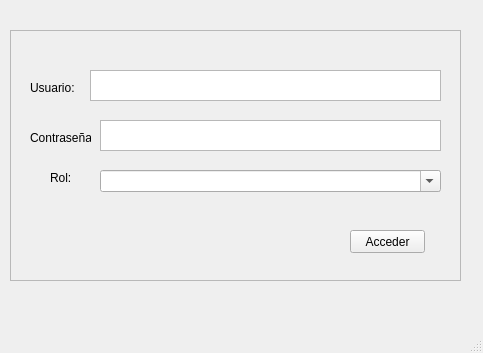
The window that Ventana_login.ui (valept2003/Trabajo-final-info-2-BioSVCB-) describes before a commit, drawn with Qt 5.
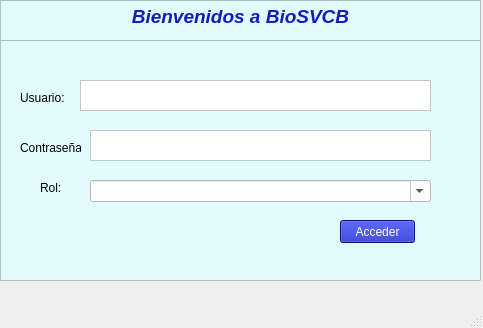
The same window after the commit.

```diff
--- a/Ventana_login.ui
+++ b/Ventana_login.ui
@@ -7,7 +7,7 @@
     <x>0</x>
     <y>0</y>
     <width>483</width>
-    <height>353</height>
+    <height>328</height>
    </rect>
   </property>
   <property name="windowTitle">
@@ -17,12 +17,15 @@
    <widget class="QFrame" name="frame">
     <property name="geometry">
      <rect>
-      <x>10</x>
-      <y>30</y>
-      <width>451</width>
-      <height>251</height>
+      <x>0</x>
+      <y>40</y>
+      <width>481</width>
+      <height>241</height>
      </rect>
     </property>
+    <property name="styleSheet">
+     <string notr="true">background-color: rgb(225, 251, 255);</string>
+    </property>
     <property name="frameShape">
      <enum>QFrame::StyledPanel</enum>
     </property>
@@ -59,11 +62,15 @@
      <property name="geometry">
       <rect>
        <x>340</x>
-       <y>200</y>
+       <y>180</y>
        <width>75</width>
        <height>23</height>
       </rect>
      </property>
+     <property name="styleSheet">
+      <string notr="true">color: rgb(255, 255, 255);
+background-color: rgb(17, 28, 185);</string>
+     </property>
      <property name="text">
       <string>Acceder</string>
      </property>
@@ -77,6 +84,13 @@
        <height>31</height>
       </rect>
      </property>
+     <property name="styleSheet">
+      <string notr="true">color: rgb(0, 0, 0);
+background-color: rgb(233, 229, 255);
+background-color: rgb(255, 255, 127);
+background-color: rgb(233, 229, 255);
+background-color: rgb(255, 255, 255);</string>
+     </property>
     </widget>
     <widget class="QTextEdit" name="contrasena">
      <property name="geometry">
@@ -87,6 +101,9 @@
        <height>31</height>
       </rect>
      </property>
+     <property name="styleSheet">
+      <string notr="true">background-color: rgb(255, 255, 255);</string>
+     </property>
     </widget>
     <widget class="QComboBox" name="rol">
      <property name="geometry">
@@ -97,6 +114,9 @@
        <height>22</height>
       </rect>
      </property>
+     <property name="styleSheet">
+      <string notr="true">background-color: rgb(255, 255, 255);</string>
+     </property>
      <property name="editable">
       <bool>true</bool>
      </property>
@@ -124,6 +144,26 @@
      </property>
     </widget>
    </widget>
+   <widget class="QTextBrowser" name="textBrowser">
+    <property name="geometry">
+     <rect>
+      <x>0</x>
+      <y>0</y>
+      <width>481</width>
+      <height>41</height>
+     </rect>
+    </property>
+    <property name="styleSheet">
+     <string notr="true">background-color: rgb(225, 251, 255);</string>
+    </property>
+    <property name="html">
+     <string>&lt;!DOCTYPE HTML PUBLIC &quot;-//W3C//DTD HTML 4.0//EN&quot; &quot;http://www.w3.org/TR/REC-html40/strict.dtd&quot;&gt;
+&lt;html&gt;&lt;head&gt;&lt;meta name=&quot;qrichtext&quot; content=&quot;1&quot; /&gt;&lt;style type=&quot;text/css&quot;&gt;
+p, li { white-space: pre-wrap; }
+&lt;/style&gt;&lt;/head&gt;&lt;body style=&quot; font-family:'MS Shell Dlg 2'; font-size:8pt; font-weight:400; font-style:normal;&quot;&gt;
+&lt;p align=&quot;center&quot; style=&quot; margin-top:0px; margin-bottom:0px; margin-left:0px; margin-right:0px; -qt-block-indent:0; text-indent:0px;&quot;&gt;&lt;span style=&quot; font-size:14pt; font-weight:600; font-style:italic; color:#111cb9;&quot;&gt;Bienvenidos a BioSVCB&lt;/span&gt;&lt;/p&gt;&lt;/body&gt;&lt;/html&gt;</string>
+    </property>
+   </widget>
   </widget>
   <widget class="QMenuBar" name="menubar">
    <property name="geometry">
```
Left out of the diff: 2 changed lines with no effect on the pictures.
